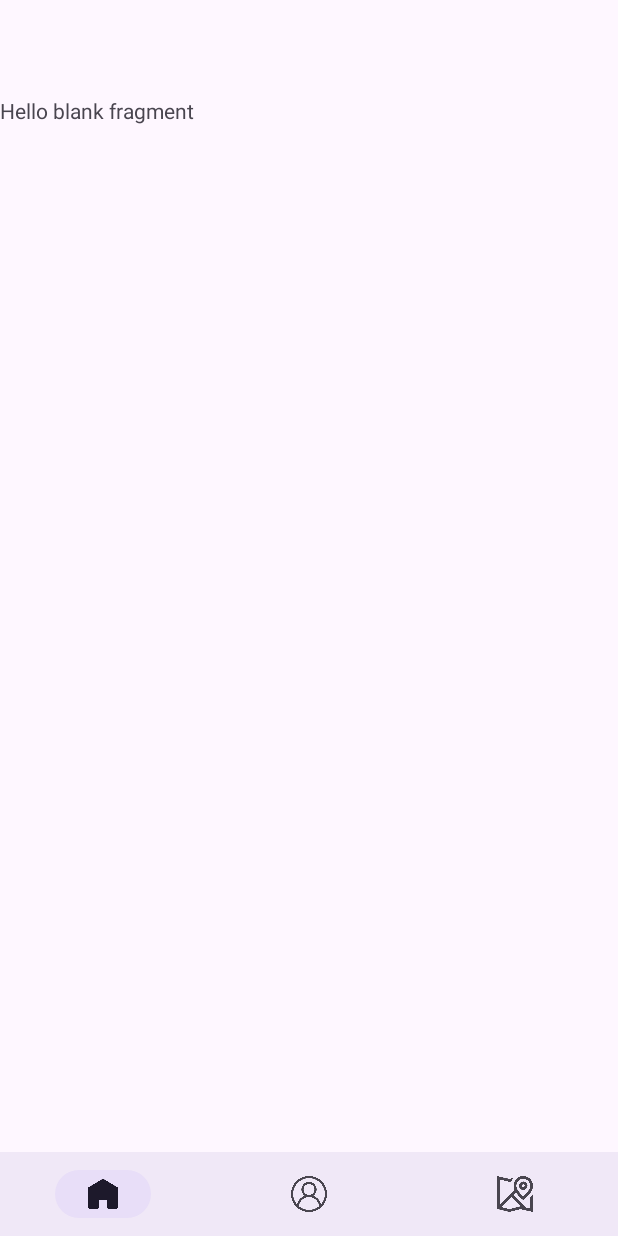
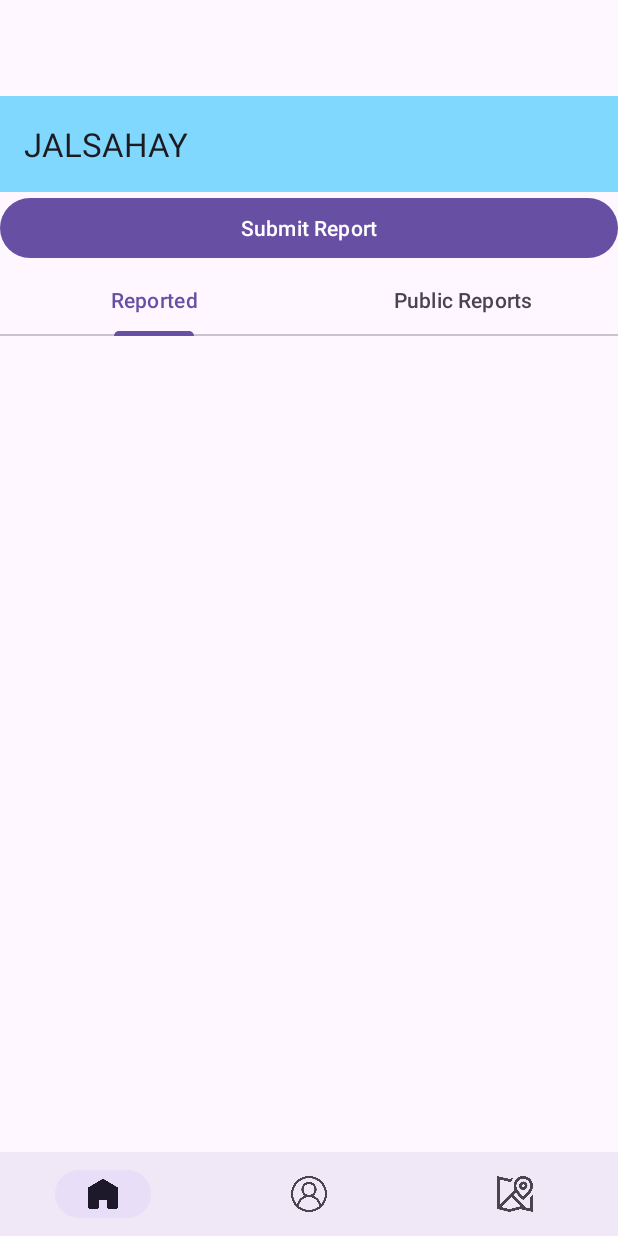
Before and after one commit to priyachauhan2003/JALSAHAY, an Android app: the HomeFragment screen opened directly, with no data from a screen before it, on a phone screen of 412 x 824 dp. Run offline under Robolectric (Android 15) with nearby library versions, the phone set to English and light mode, and no system bars; our stand-ins replace navigation-ui.

Commit message:
home fragment started

```diff
--- a/app/src/main/res/layout/fragment_home.xml
+++ b/app/src/main/res/layout/fragment_home.xml
@@ -1,14 +1,40 @@
 <?xml version="1.0" encoding="utf-8"?>
-<FrameLayout xmlns:android="http://schemas.android.com/apk/res/android"
+<LinearLayout xmlns:android="http://schemas.android.com/apk/res/android"
     xmlns:tools="http://schemas.android.com/tools"
     android:layout_width="match_parent"
     android:layout_height="match_parent"
+    xmlns:app="http://schemas.android.com/apk/res-auto"
+    android:orientation="vertical"
     tools:context=".fragments.HomeFragment">
 
-    <!-- TODO: Update blank fragment layout -->
-    <TextView
+    <com.google.android.material.appbar.MaterialToolbar
+        android:id="@+id/materialToolbar"
         android:layout_width="match_parent"
-        android:layout_height="match_parent"
-        android:text="@string/hello_blank_fragment" />
+        android:layout_height="wrap_content"
+        android:background="@color/light_blue"
+        android:minHeight="?attr/actionBarSize"
+        android:theme="?attr/actionBarTheme"
+        app:title="JALSAHAY" />
 
-</FrameLayout>
+    <Button
+        android:id="@+id/button"
+        android:layout_width="match_parent"
+        android:layout_height="wrap_content"
+        android:text="Submit Report" />
+
+    <com.google.android.material.tabs.TabLayout
+        android:layout_width="match_parent"
+        android:layout_height="wrap_content">
+
+        <com.google.android.material.tabs.TabItem
+            android:layout_width="wrap_content"
+            android:layout_height="wrap_content"
+            android:text="Reported" />
+
+        <com.google.android.material.tabs.TabItem
+            android:layout_width="wrap_content"
+            android:layout_height="wrap_content"
+            android:text="Public Reports" />
+
+    </com.google.android.material.tabs.TabLayout>
+</LinearLayout>
```
Also changed, not shown: app/src/main/java/com/techmania/jalsahay/LoginActivity.kt (+37 -0 lines), app/src/main/java/com/techmania/jalsahay/models/User.kt (+14 -0 lines).
